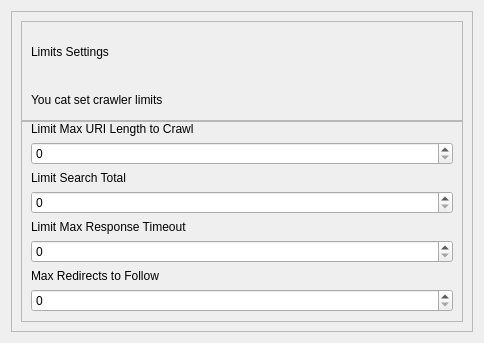
First picture: the form in quickiewebbot/ui/limits_settings.ui, repository andrascii/RiveSolutions_SEO_Spider, before the edit.
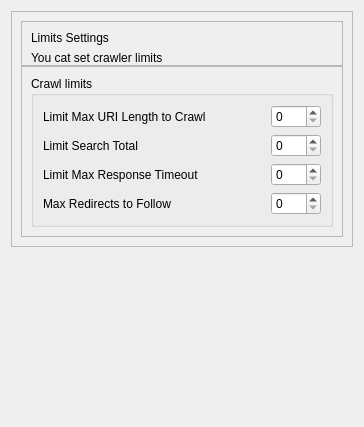
Second picture: the form after the edit.

Commit message: добавленно окно настроек preferences. наведена красота в ApplicationSettingsWidget

Patch:
```diff
--- a/quickiewebbot/ui/limits_settings.ui
+++ b/quickiewebbot/ui/limits_settings.ui
@@ -6,8 +6,8 @@
    <rect>
     <x>0</x>
     <y>0</y>
-    <width>484</width>
-    <height>343</height>
+    <width>364</width>
+    <height>427</height>
    </rect>
   </property>
   <property name="windowTitle">
@@ -75,81 +75,132 @@
         <property name="frameShadow">
          <enum>QFrame::Raised</enum>
         </property>
-        <layout class="QGridLayout" name="gridLayout_2">
-         <property name="topMargin">
-          <number>0</number>
-         </property>
+        <layout class="QVBoxLayout" name="verticalLayout">
+         <item>
+          <widget class="QGroupBox" name="groupBox">
+           <property name="title">
+            <string>Crawl limits</string>
+           </property>
+           <layout class="QGridLayout" name="gridLayout">
          <item row="0" column="0">
-          <layout class="QVBoxLayout" name="verticalLayout_8">
-           <item>
             <widget class="QLabel" name="label_6">
              <property name="text">
               <string>Limit Max URI Length to Crawl</string>
              </property>
             </widget>
            </item>
-           <item>
+            <item row="0" column="1">
+             <spacer name="horizontalSpacer">
+              <property name="orientation">
+               <enum>Qt::Horizontal</enum>
+              </property>
+              <property name="sizeHint" stdset="0">
+               <size>
+                <width>40</width>
+                <height>20</height>
+               </size>
+              </property>
+             </spacer>
+            </item>
+            <item row="0" column="2">
             <widget class="QSpinBox" name="limitURILength">
+              <property name="sizePolicy">
+               <sizepolicy hsizetype="Preferred" vsizetype="Fixed">
+                <horstretch>0</horstretch>
+                <verstretch>0</verstretch>
+               </sizepolicy>
+              </property>
+              <property name="minimumSize">
+               <size>
+                <width>50</width>
+                <height>0</height>
+               </size>
+              </property>
              <property name="controlKey" stdset="0">
               <string notr="true">limitMaxUrlLength</string>
              </property>
             </widget>
            </item>
-          </layout>
-         </item>
-         <item row="3" column="0">
-          <layout class="QVBoxLayout" name="verticalLayout_9">
-           <item>
-            <widget class="QLabel" name="label_7">
-             <property name="text">
-              <string>Max Redirects to Follow</string>
-             </property>
-            </widget>
-           </item>
-           <item>
-            <widget class="QSpinBox" name="maxRedirects">
-             <property name="controlKey" stdset="0">
-              <string notr="true">maxRedirectCount</string>
-             </property>
-            </widget>
-           </item>
-          </layout>
-         </item>
          <item row="1" column="0">
-          <layout class="QVBoxLayout" name="verticalLayout_7">
-           <item>
             <widget class="QLabel" name="label_5">
              <property name="text">
               <string>Limit Search Total</string>
              </property>
             </widget>
            </item>
-           <item>
+            <item row="1" column="2">
             <widget class="QSpinBox" name="limitSearch">
+              <property name="sizePolicy">
+               <sizepolicy hsizetype="Preferred" vsizetype="Fixed">
+                <horstretch>0</horstretch>
+                <verstretch>0</verstretch>
+               </sizepolicy>
+              </property>
+              <property name="minimumSize">
+               <size>
+                <width>50</width>
+                <height>0</height>
+               </size>
+              </property>
              <property name="controlKey" stdset="0">
               <string notr="true">limitSearchTotal</string>
              </property>
             </widget>
            </item>
-          </layout>
-         </item>
          <item row="2" column="0">
-          <layout class="QVBoxLayout" name="verticalLayout_10">
-           <item>
             <widget class="QLabel" name="label_8">
              <property name="text">
               <string>Limit Max Response Timeout</string>
              </property>
             </widget>
            </item>
-           <item>
+            <item row="2" column="2">
             <widget class="QSpinBox" name="responseTimeout">
+              <property name="sizePolicy">
+               <sizepolicy hsizetype="Preferred" vsizetype="Fixed">
+                <horstretch>0</horstretch>
+                <verstretch>0</verstretch>
+               </sizepolicy>
+              </property>
+              <property name="minimumSize">
+               <size>
+                <width>50</width>
+                <height>0</height>
+               </size>
+              </property>
              <property name="controlKey" stdset="0">
               <string notr="true">limitTimeout</string>
              </property>
             </widget>
            </item>
-          </layout>
+            <item row="3" column="0">
+             <widget class="QLabel" name="label_7">
+              <property name="text">
+               <string>Max Redirects to Follow</string>
+              </property>
+             </widget>
+            </item>
+            <item row="3" column="2">
+             <widget class="QSpinBox" name="maxRedirects">
+              <property name="sizePolicy">
+               <sizepolicy hsizetype="Preferred" vsizetype="Fixed">
+                <horstretch>0</horstretch>
+                <verstretch>0</verstretch>
+               </sizepolicy>
+              </property>
+              <property name="minimumSize">
+               <size>
+                <width>50</width>
+                <height>0</height>
+               </size>
+              </property>
+              <property name="controlKey" stdset="0">
+               <string notr="true">maxRedirectCount</string>
+              </property>
+             </widget>
+            </item>
+           </layout>
+          </widget>
          </item>
         </layout>
        </widget>
@@ -157,6 +208,19 @@
      </layout>
     </widget>
    </item>
+   <item>
+    <spacer name="verticalSpacer">
+     <property name="orientation">
+      <enum>Qt::Vertical</enum>
+     </property>
+     <property name="sizeHint" stdset="0">
+      <size>
+       <width>20</width>
+       <height>40</height>
+      </size>
+     </property>
+    </spacer>
+   </item>
   </layout>
  </widget>
  <tabstops>
```
Left out of the diff: 2 changed lines with no effect on the pictures. Lines whose indentation alone changed are shown as unchanged. The commit also changes 9 other files.
